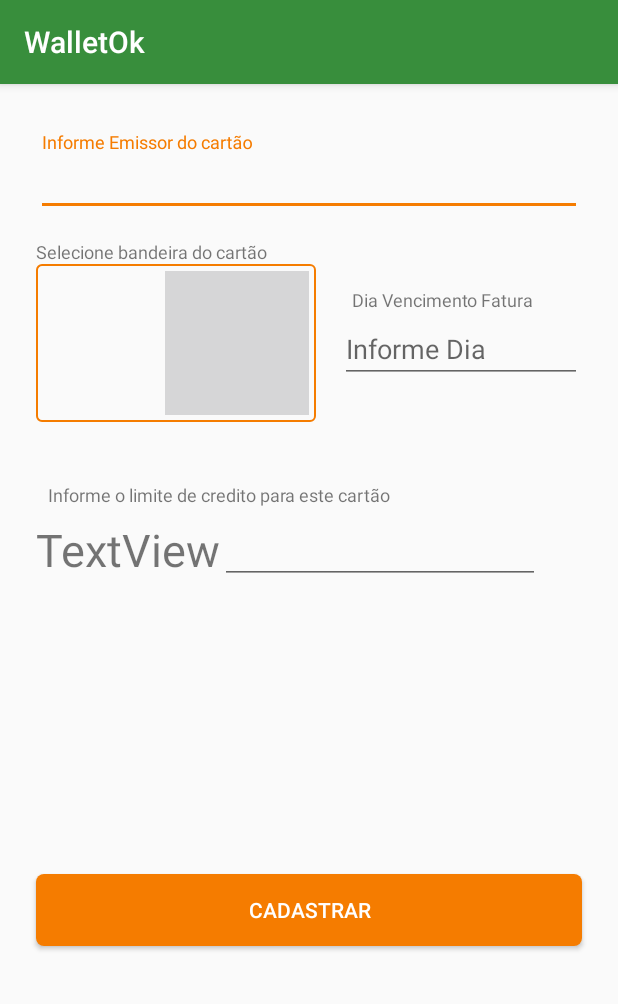
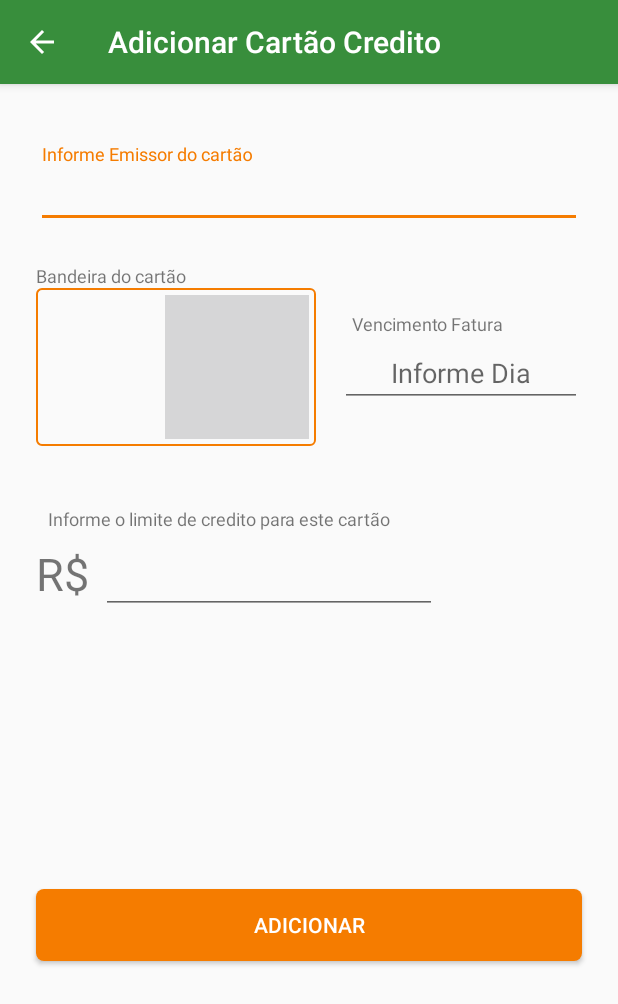
Before and after one commit to adilson-utiama/financasok, an Android app: the CartaoCreditoActivity screen opened directly, with no data from a screen before it, on a phone screen of 412 x 824 dp. Shown: the top 1004 px of the screen. Run offline under Robolectric (Android 15) with nearby library versions, the phone set to English and light mode, and no system bars; Roboto replaces fonts that are not available here.

Commit message:
Adicionado botao para acesso ao cadastro cartao credito

```diff
--- a/app/src/main/AndroidManifest.xml
+++ b/app/src/main/AndroidManifest.xml
@@ -58,7 +58,9 @@
         <activity
             android:name=".ui.ExportarArquivoActivity"
             android:parentActivityName=".MainActivity" />
-        <activity android:name=".ui.CartaoCreditoActivity"></activity>
+        <activity
+            android:name=".ui.CartaoCreditoActivity"
+            android:parentActivityName=".MainActivity" />
     </application>
 
 </manifest>
--- a/app/src/main/java/com/asuprojects/walletok/MainActivity.java
+++ b/app/src/main/java/com/asuprojects/walletok/MainActivity.java
@@ -37,6 +37,7 @@ import com.asuprojects.walletok.fragments.ReceitasFragment;
 import com.asuprojects.walletok.fragments.ResumoFragment;
 import com.asuprojects.walletok.model.enums.Extensao;
 import com.asuprojects.walletok.service.FileService;
+import com.asuprojects.walletok.ui.CartaoCreditoActivity;
 import com.asuprojects.walletok.ui.ConfiguracoesActivity;
 import com.asuprojects.walletok.ui.DespesaActivity;
 import com.asuprojects.walletok.ui.ExportarArquivoActivity;
@@ -113,6 +114,14 @@ public class MainActivity extends AppCompatActivity
             public void onClick(View view) {
                 Intent intent = new Intent(MainActivity.this, DespesaActivity.class);
                 startActivityForResult(intent, ADD_DESPESA);
+                fabMenu.close(true);
+            }
+        });
+        FloatingActionButton fabCartaoCredito = findViewById(R.id.fab_adiciona_carta_credito);
+        fabCartaoCredito.setOnClickListener(new View.OnClickListener() {
+            @Override
+            public void onClick(View v) {
+                startActivity(new Intent(MainActivity.this, CartaoCreditoActivity.class));
                 fabMenu.close(true);
             }
         });
--- a/app/src/main/java/com/asuprojects/walletok/ui/CartaoCreditoActivity.java
+++ b/app/src/main/java/com/asuprojects/walletok/ui/CartaoCreditoActivity.java
@@ -1,15 +1,48 @@
 package com.asuprojects.walletok.ui;
 
+import android.support.design.widget.TextInputEditText;
+import android.support.design.widget.TextInputLayout;
 import android.support.v7.app.AppCompatActivity;
 import android.os.Bundle;
+import android.support.v7.widget.AppCompatButton;
+import android.support.v7.widget.AppCompatEditText;
+import android.support.v7.widget.AppCompatSpinner;
+import android.view.View;
+import android.widget.Toast;
 
 import com.asuprojects.walletok.R;
 
 public class CartaoCreditoActivity extends AppCompatActivity {
 
+    private TextInputLayout inputLayoutEmissor;
+    private TextInputEditText inputTextEmissor;
+    private AppCompatSpinner spinnerBandeira;
+    private AppCompatEditText inputDiaFatura;
+    private AppCompatEditText inputLimiteCredito;
+    private AppCompatButton btnAdicionaCartao;
+
     @Override
     protected void onCreate(Bundle savedInstanceState) {
         super.onCreate(savedInstanceState);
         setContentView(R.layout.activity_cartao_credito);
+
+        if(getSupportActionBar() != null){
+            getSupportActionBar().setTitle("Adicionar Cartão Credito");
+            getSupportActionBar().setDisplayHomeAsUpEnabled(true);
+        }
+
+        inputLayoutEmissor = findViewById(R.id.inputLayout_emissor);
+        inputTextEmissor = findViewById(R.id.editText_emissor);
+        spinnerBandeira = findViewById(R.id.spinner_bandeira_cartao);
+        inputDiaFatura = findViewById(R.id.editText_dia_fatura);
+        inputLimiteCredito = findViewById(R.id.editText_limite_credito);
+
+        btnAdicionaCartao = findViewById(R.id.btn_adiciona_cartao);
+        btnAdicionaCartao.setOnClickListener(new View.OnClickListener() {
+            @Override
+            public void onClick(View v) {
+                Toast.makeText(CartaoCreditoActivity.this, "Adicionando Cartão...", Toast.LENGTH_SHORT).show();
+            }
+        });
     }
 }
--- a/app/src/main/res/layout/activity_cartao_credito.xml
+++ b/app/src/main/res/layout/activity_cartao_credito.xml
@@ -20,7 +20,7 @@
             android:layout_height="wrap_content"
             android:layout_marginEnd="24dp"
             android:layout_marginStart="24dp"
-            android:layout_marginTop="32dp"
+            android:layout_marginTop="40dp"
             app:layout_constraintEnd_toEndOf="parent"
             app:layout_constraintStart_toStartOf="parent"
             app:layout_constraintTop_toTopOf="parent">
@@ -30,16 +30,16 @@
                 android:layout_width="match_parent"
                 android:layout_height="wrap_content"
                 android:hint="Informe Emissor do cartão"
-                android:inputType="text" />
+                android:inputType="text|textCapSentences" />
 
         </android.support.design.widget.TextInputLayout>
 
         <android.support.v7.widget.AppCompatSpinner
-            android:id="@+id/spinner"
+            android:id="@+id/spinner_bandeira_cartao"
             android:layout_width="0dp"
             android:layout_height="wrap_content"
             android:layout_marginEnd="8dp"
-            android:layout_marginTop="32dp"
+            android:layout_marginTop="40dp"
             android:background="@drawable/bg_dropdown"
             app:layout_constraintEnd_toStartOf="@+id/guideline3"
             app:layout_constraintStart_toStartOf="@+id/inputLayout_emissor"
@@ -52,85 +52,87 @@
             android:orientation="vertical"
             app:layout_constraintGuide_percent="0.53" />
 
-        <EditText
-            android:id="@+id/editText"
+        <android.support.v7.widget.AppCompatEditText
+            android:id="@+id/editText_dia_fatura"
             android:layout_width="0dp"
             android:layout_height="wrap_content"
             android:layout_marginStart="8dp"
             android:layout_marginTop="8dp"
-            android:ems="10"
+            android:ems="3"
+            android:textAlignment="center"
             android:hint="Informe Dia"
             android:inputType="number"
-            app:layout_constraintBottom_toBottomOf="@+id/spinner"
+            app:layout_constraintBottom_toBottomOf="@+id/spinner_bandeira_cartao"
             app:layout_constraintEnd_toEndOf="@+id/inputLayout_emissor"
             app:layout_constraintStart_toStartOf="@+id/guideline3"
-            app:layout_constraintTop_toTopOf="@+id/spinner" />
+            app:layout_constraintTop_toTopOf="@+id/spinner_bandeira_cartao" />
 
         <TextView
-            android:id="@+id/textView2"
+            android:id="@+id/textView_vencimento_fatura"
             android:layout_width="wrap_content"
             android:layout_height="wrap_content"
             android:layout_marginBottom="2dp"
             android:layout_marginStart="8dp"
-            android:text="Dia Vencimento Fatura"
+            android:text="Vencimento Fatura"
             android:textSize="12sp"
-            app:layout_constraintBottom_toTopOf="@+id/editText"
-            app:layout_constraintStart_toStartOf="@+id/editText" />
+            app:layout_constraintBottom_toTopOf="@+id/editText_dia_fatura"
+            app:layout_constraintStart_toStartOf="@+id/editText_dia_fatura" />
 
-        <EditText
-            android:id="@+id/editText2"
+        <android.support.v7.widget.AppCompatEditText
+            android:id="@+id/editText_limite_credito"
             android:layout_width="wrap_content"
             android:layout_height="wrap_content"
-            android:ems="10"
+            android:layout_marginStart="8dp"
+            android:ems="8"
             android:inputType="number"
-            app:layout_constraintBottom_toBottomOf="@+id/textView5"
-            app:layout_constraintStart_toEndOf="@+id/textView5"
-            app:layout_constraintTop_toTopOf="@+id/textView5" />
+            android:textSize="24sp"
+            app:layout_constraintBottom_toBottomOf="@+id/textView_simbolo_moeda"
+            app:layout_constraintStart_toEndOf="@+id/textView_simbolo_moeda"
+            app:layout_constraintTop_toTopOf="@+id/textView_simbolo_moeda" />
 
         <TextView
-            android:id="@+id/textView4"
+            android:id="@+id/textView_limite_credito"
             android:layout_width="wrap_content"
             android:layout_height="wrap_content"
             android:layout_marginStart="8dp"
             android:layout_marginTop="40dp"
             android:text="Informe o limite de credito para este cartão"
             android:textSize="12sp"
-            app:layout_constraintStart_toStartOf="@+id/textView5"
-            app:layout_constraintTop_toBottomOf="@+id/spinner" />
+            app:layout_constraintStart_toStartOf="@+id/textView_simbolo_moeda"
+            app:layout_constraintTop_toBottomOf="@+id/spinner_bandeira_cartao" />
 
         <TextView
-            android:id="@+id/textView5"
+            android:id="@+id/textView_simbolo_moeda"
             android:layout_width="wrap_content"
             android:layout_height="wrap_content"
             android:layout_marginTop="8dp"
-            android:text="TextView"
             android:textSize="30sp"
-            app:layout_constraintStart_toStartOf="@+id/spinner"
-            app:layout_constraintTop_toBottomOf="@+id/textView4"
-            tools:text="R$" />
+            android:text="R$"
+            app:layout_constraintStart_toStartOf="@+id/spinner_bandeira_cartao"
+            app:layout_constraintTop_toBottomOf="@+id/textView_limite_credito" />
 
         <TextView
-            android:id="@+id/textView6"
+            android:id="@+id/textView_bandeira_cartao"
             android:layout_width="wrap_content"
             android:layout_height="wrap_content"
-            android:text="Selecione bandeira do cartão"
+            android:text="Bandeira do cartão"
             android:textSize="12sp"
-            app:layout_constraintBottom_toTopOf="@+id/spinner"
-            app:layout_constraintStart_toStartOf="@+id/spinner" />
+            app:layout_constraintBottom_toTopOf="@+id/spinner_bandeira_cartao"
+            app:layout_constraintStart_toStartOf="@+id/spinner_bandeira_cartao" />
 
         <android.support.v7.widget.AppCompatButton
-            android:id="@+id/btn_cadastrar_cartao"
+            android:id="@+id/btn_adiciona_cartao"
             android:layout_width="0dp"
             android:layout_height="wrap_content"
             android:layout_marginBottom="8dp"
             android:layout_marginTop="8dp"
-            android:text="Cadastrar"
+            android:text="Adicionar"
             android:textColor="@android:color/white"
             android:background="@drawable/rounded_corner_background"
             app:layout_constraintBottom_toBottomOf="parent"
-            app:layout_constraintEnd_toEndOf="@+id/editText"
-            app:layout_constraintStart_toStartOf="@+id/textView5"
-            app:layout_constraintTop_toBottomOf="@+id/editText2" />
+            app:layout_constraintEnd_toEndOf="@+id/editText_dia_fatura"
+            app:layout_constraintStart_toStartOf="@+id/textView_simbolo_moeda"
+            app:layout_constraintTop_toBottomOf="@+id/editText_limite_credito" />
 
     </android.support.constraint.ConstraintLayout>
 </android.support.v4.widget.NestedScrollView>
--- a/app/src/main/res/layout/content_main.xml
+++ b/app/src/main/res/layout/content_main.xml
@@ -103,6 +103,17 @@
             fab:fab_label="@string/adiciona_receita"
             fab:fab_size="mini" />
 
+        <com.github.clans.fab.FloatingActionButton
+            android:id="@+id/fab_adiciona_carta_credito"
+            android:layout_width="wrap_content"
+            android:layout_height="wrap_content"
+            android:src="@drawable/ic_credit_card_white"
+            fab:fab_colorNormal="@color/colorPrimary"
+            fab:fab_colorPressed="#2945fc"
+            fab:fab_colorRipple="#3216e2"
+            fab:fab_label="Adicionar Cartão Credito"
+            fab:fab_size="mini" />
+
 
     </com.github.clans.fab.FloatingActionMenu>
 
```
Also changed, not shown: app/src/main/res/drawable-hdpi/ic_credit_card_white.png (added), app/src/main/res/drawable-mdpi/ic_credit_card_white.png (added), app/src/main/res/drawable-xhdpi/ic_credit_card_white.png (added), app/src/main/res/drawable-xxhdpi/ic_credit_card_white.png (added).
